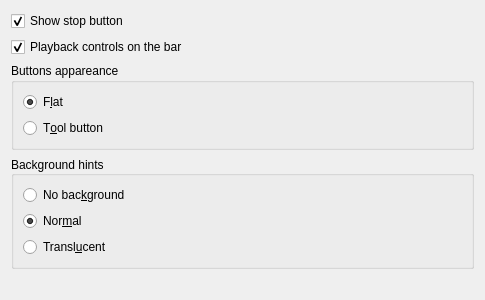
This is engine/generalconfig.ui in jsmitar/playbar2 as Qt 5 draws it before an edit. The edited form follows.
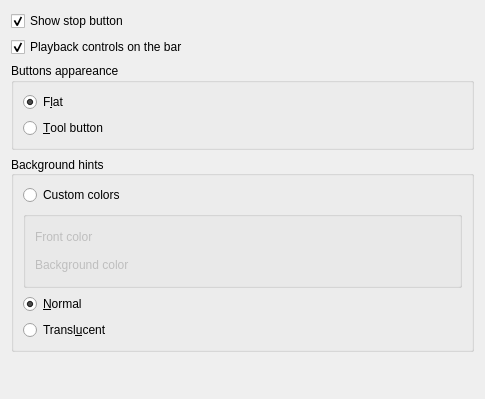
This is the edited form. Custom widgets are drawn as their Qt base class.

Commit message: Fix DataEngine CMakeLists.txt, Added experimental feature for 'Custom colors'

Patch:
```diff
--- a/engine/generalconfig.ui
+++ b/engine/generalconfig.ui
@@ -7,7 +7,7 @@
     <x>0</x>
     <y>0</y>
     <width>485</width>
-    <height>300</height>
+    <height>399</height>
    </rect>
   </property>
   <property name="sizePolicy">
@@ -19,7 +19,7 @@
   <property name="minimumSize">
    <size>
     <width>485</width>
-    <height>300</height>
+    <height>399</height>
    </size>
   </property>
   <layout class="QGridLayout" name="gridLayout">
@@ -56,9 +56,6 @@
        <property name="title">
         <string>Buttons appareance</string>
        </property>
-       <property name="flat">
-        <bool>false</bool>
-       </property>
        <layout class="QVBoxLayout" name="verticalLayout_2">
         <item>
          <widget class="QRadioButton" name="flat">
@@ -85,7 +82,7 @@
            </font>
           </property>
           <property name="text">
-           <string>T&amp;ool button</string>
+           <string>&amp;Tool button</string>
           </property>
          </widget>
         </item>
@@ -112,12 +109,6 @@
        <property name="alignment">
         <set>Qt::AlignLeading|Qt::AlignLeft|Qt::AlignVCenter</set>
        </property>
-       <property name="flat">
-        <bool>false</bool>
-       </property>
-       <property name="checkable">
-        <bool>false</bool>
-       </property>
        <layout class="QVBoxLayout" name="verticalLayout_3">
         <item>
          <widget class="QRadioButton" name="nobackground">
@@ -128,12 +119,64 @@
            </font>
           </property>
           <property name="text">
-           <string>No bac&amp;kground</string>
+           <string>Custom colors</string>
           </property>
          </widget>
         </item>
         <item>
-         <widget class="QRadioButton" name="normal">
+         <widget class="QGroupBox" name="customcolors">
+          <property name="enabled">
+           <bool>false</bool>
+          </property>
+          <property name="title">
+           <string/>
+          </property>
+          <property name="flat">
+           <bool>true</bool>
+          </property>
+          <layout class="QGridLayout" name="gridLayout_2">
+           <item row="1" column="1">
+            <widget class="KColorButton" name="kcfg_BackgroundColor">
+             <property name="default">
+              <bool>false</bool>
+             </property>
+             <property name="flat">
+              <bool>true</bool>
+             </property>
+             <property name="alphaChannelEnabled">
+              <bool>true</bool>
+             </property>
+            </widget>
+           </item>
+           <item row="0" column="1">
+            <widget class="KColorButton" name="kcfg_FrontColor">
+             <property name="flat">
+              <bool>true</bool>
+             </property>
+             <property name="alphaChannelEnabled">
+              <bool>true</bool>
+             </property>
+            </widget>
+           </item>
+           <item row="0" column="0">
+            <widget class="QLabel" name="frontcolor">
+             <property name="text">
+              <string>Front color</string>
+             </property>
+            </widget>
+           </item>
+           <item row="1" column="0">
+            <widget class="QLabel" name="backgroundcolor">
+             <property name="text">
+              <string>Background color</string>
+             </property>
+            </widget>
+           </item>
+          </layout>
+         </widget>
+        </item>
+        <item>
+         <widget class="QRadioButton" name="kcfg_Normal">
           <property name="font">
            <font>
             <weight>50</weight>
@@ -141,7 +184,7 @@
            </font>
           </property>
           <property name="text">
-           <string>Nor&amp;mal</string>
+           <string>&amp;Normal</string>
           </property>
           <property name="checked">
            <bool>true</bool>
@@ -149,7 +192,10 @@
          </widget>
         </item>
         <item>
-         <widget class="QRadioButton" name="translucent">
+         <widget class="QRadioButton" name="kcfg_Translucent">
+          <property name="enabled">
+           <bool>true</bool>
+          </property>
           <property name="font">
            <font>
             <weight>50</weight>
@@ -169,7 +215,7 @@
      </item>
     </layout>
    </item>
-   <item row="4" column="0">
+   <item row="5" column="0">
     <spacer name="verticalSpacer">
      <property name="orientation">
       <enum>Qt::Vertical</enum>
@@ -184,6 +230,13 @@
    </item>
   </layout>
  </widget>
+ <customwidgets>
+  <customwidget>
+   <class>KColorButton</class>
+   <extends>QPushButton</extends>
+   <header>kcolorbutton.h</header>
+  </customwidget>
+ </customwidgets>
  <resources/>
  <connections/>
 </ui>
```
Left out of the diff: 21 changed lines with no effect on the pictures. The commit also changes 24 other files.
